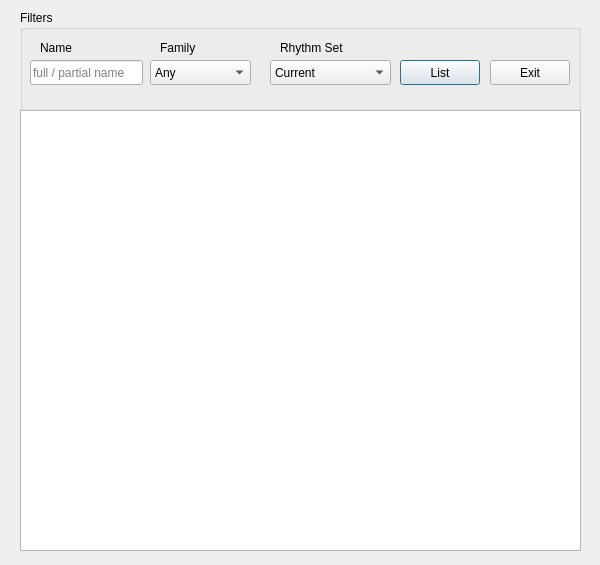
RoberNoTson/JV1080lib, file rhythm/note_list.ui: the form before one commit.
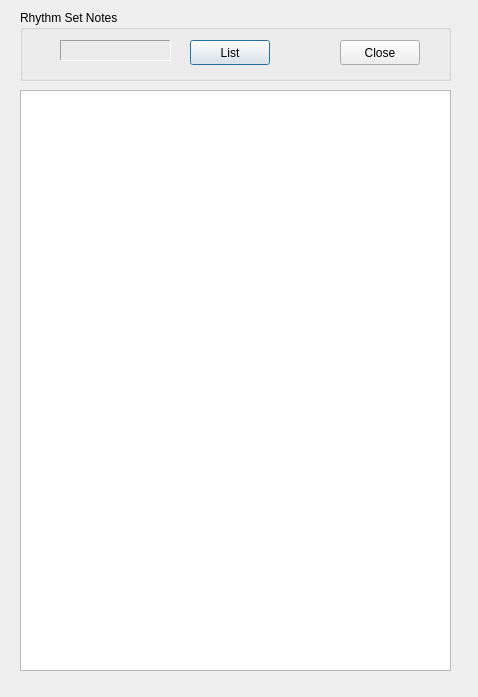
The form after the commit.

Commit message: Rhythm Note List function

Patch:
```diff
--- a/rhythm/note_list.ui
+++ b/rhythm/note_list.ui
@@ -6,10 +6,16 @@
    <rect>
     <x>0</x>
     <y>0</y>
-    <width>600</width>
-    <height>565</height>
+    <width>478</width>
+    <height>697</height>
    </rect>
   </property>
+  <property name="sizePolicy">
+   <sizepolicy hsizetype="Fixed" vsizetype="Fixed">
+    <horstretch>0</horstretch>
+    <verstretch>0</verstretch>
+   </sizepolicy>
+  </property>
   <property name="windowTitle">
    <string>Rhythm Set Notes</string>
   </property>
@@ -21,100 +27,18 @@
     <rect>
      <x>20</x>
      <y>10</y>
-     <width>561</width>
-     <height>101</height>
+     <width>431</width>
+     <height>71</height>
     </rect>
    </property>
    <property name="title">
-    <string>Filters</string>
+    <string>Rhythm Set Notes</string>
    </property>
-   <widget class="QLabel" name="label">
-    <property name="geometry">
-     <rect>
-      <x>20</x>
-      <y>30</y>
-      <width>91</width>
-      <height>16</height>
-     </rect>
-    </property>
-    <property name="text">
-     <string>Name</string>
-    </property>
-   </widget>
-   <widget class="QLabel" name="label_2">
-    <property name="geometry">
-     <rect>
-      <x>140</x>
-      <y>30</y>
-      <width>81</width>
-      <height>16</height>
-     </rect>
-    </property>
-    <property name="text">
-     <string>Family</string>
-    </property>
-   </widget>
-   <widget class="QComboBox" name="NoteList_Family_select">
-    <property name="geometry">
-     <rect>
-      <x>130</x>
-      <y>50</y>
-      <width>101</width>
-      <height>25</height>
-     </rect>
-    </property>
-    <item>
-     <property name="text">
-      <string>Any</string>
-     </property>
-    </item>
-    <item>
-     <property name="text">
-      <string>Percussion</string>
-     </property>
-    </item>
-    <item>
-     <property name="text">
-      <string>ChromPerc</string>
-     </property>
-    </item>
-    <item>
-     <property name="text">
-      <string>Ensemble</string>
-     </property>
-    </item>
-    <item>
-     <property name="text">
-      <string>Ethnic</string>
-     </property>
-    </item>
-    <item>
-     <property name="text">
-      <string>SFX</string>
-     </property>
-    </item>
-   </widget>
-   <widget class="QLineEdit" name="NoteList_Name_edit">
-    <property name="geometry">
-     <rect>
-      <x>10</x>
-      <y>50</y>
-      <width>113</width>
-      <height>25</height>
-     </rect>
-    </property>
-    <property name="text">
-     <string notr="true"/>
-    </property>
-    <property name="placeholderText">
-     <string>full / partial name</string>
-    </property>
-   </widget>
    <widget class="QPushButton" name="NoteList_Select_button">
     <property name="geometry">
      <rect>
-      <x>380</x>
-      <y>50</y>
+      <x>170</x>
+      <y>30</y>
       <width>80</width>
       <height>25</height>
      </rect>
@@ -126,107 +50,36 @@
    <widget class="QPushButton" name="NoteList_Exit_button">
     <property name="geometry">
      <rect>
-      <x>470</x>
-      <y>50</y>
+      <x>320</x>
+      <y>30</y>
       <width>80</width>
       <height>25</height>
      </rect>
     </property>
     <property name="text">
-     <string>Exit</string>
+     <string>Close</string>
     </property>
    </widget>
-   <widget class="QComboBox" name="NoteList_Type_button">
+   <widget class="QLabel" name="NoteList_RhythmSet">
     <property name="geometry">
      <rect>
-      <x>250</x>
-      <y>50</y>
-      <width>121</width>
-      <height>25</height>
-     </rect>
-    </property>
-    <item>
-     <property name="text">
-      <string>Current</string>
-     </property>
-    </item>
-    <item>
-     <property name="text">
-      <string>All</string>
-     </property>
-    </item>
-    <item>
-     <property name="text">
-      <string>User 1</string>
-     </property>
-    </item>
-    <item>
-     <property name="text">
-      <string>User 2</string>
-     </property>
-    </item>
-    <item>
-     <property name="text">
-      <string>Preset A 1</string>
-     </property>
-    </item>
-    <item>
-     <property name="text">
-      <string>PresetA 2</string>
-     </property>
-    </item>
-    <item>
-     <property name="text">
-      <string>PresetB 1</string>
-     </property>
-    </item>
-    <item>
-     <property name="text">
-      <string>PresetB 2</string>
-     </property>
-    </item>
-    <item>
-     <property name="text">
-      <string>PresetC 1</string>
-     </property>
-    </item>
-    <item>
-     <property name="text">
-      <string>PresetC 2</string>
-     </property>
-    </item>
-    <item>
-     <property name="text">
-      <string>GM 1</string>
-     </property>
-    </item>
-    <item>
-     <property name="text">
-      <string>GM 2</string>
-     </property>
-    </item>
-    <item>
-     <property name="text">
-      <string>ExpansionB 1</string>
-     </property>
-    </item>
-    <item>
-     <property name="text">
-      <string>ExpansionB 2</string>
-     </property>
-    </item>
-   </widget>
-   <widget class="QLabel" name="label_3">
-    <property name="geometry">
-     <rect>
-      <x>260</x>
+      <x>40</x>
       <y>30</y>
-      <width>81</width>
-      <height>16</height>
+      <width>111</width>
+      <height>21</height>
      </rect>
     </property>
+    <property name="frameShape">
+     <enum>QFrame::Panel</enum>
+    </property>
+    <property name="frameShadow">
+     <enum>QFrame::Sunken</enum>
+    </property>
     <property name="text">
-     <string>Rhythm Set</string>
+     <string/>
+    </property>
+    <property name="scaledContents">
+     <bool>true</bool>
     </property>
    </widget>
   </widget>
@@ -234,9 +87,9 @@
    <property name="geometry">
     <rect>
      <x>20</x>
-     <y>110</y>
-     <width>561</width>
-     <height>441</height>
+     <y>90</y>
+     <width>431</width>
+     <height>581</height>
     </rect>
    </property>
    <property name="acceptDrops">
```
The commit also changes 4 other files.
